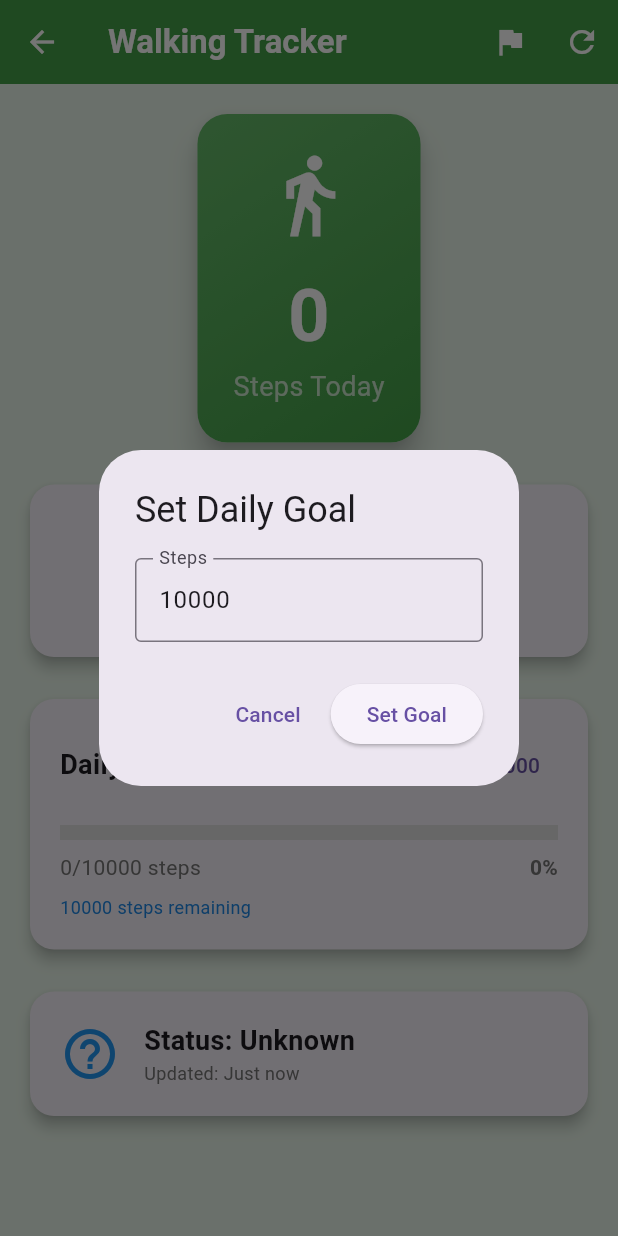
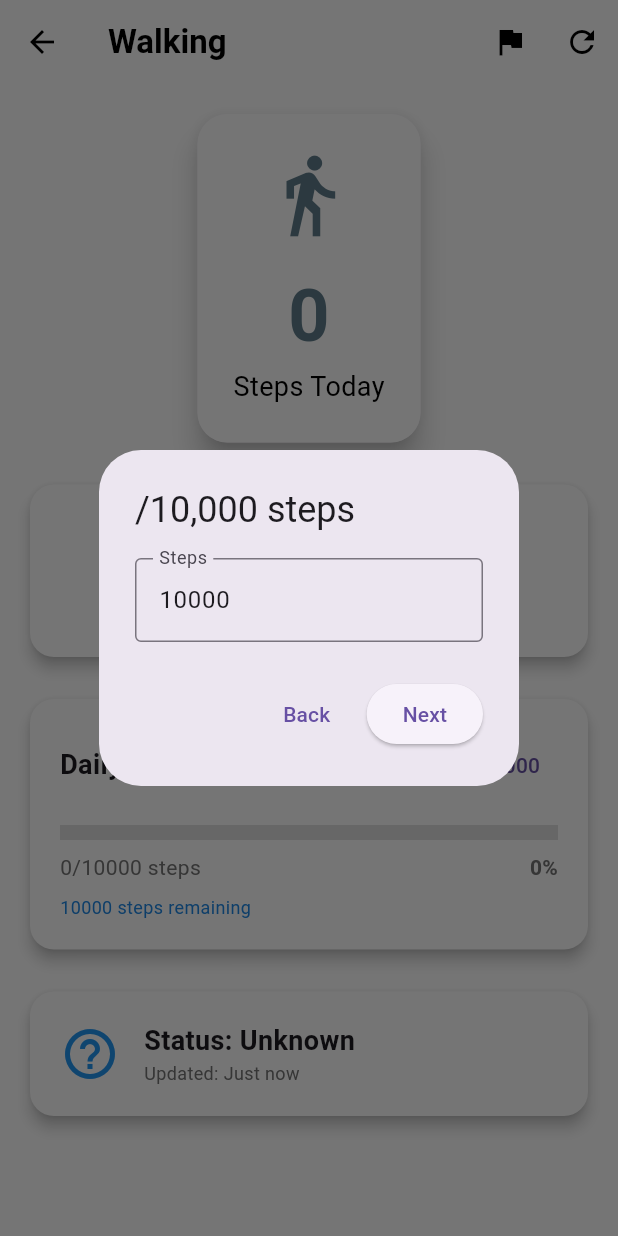
Before and after one commit to Dhinesh-13/Life_Lift, a Flutter app: the WalkingScreen screen opened directly, after a tap on the "flag" icon, on a phone screen of 412 x 824 dp. Run offline on Flutter 3.47's test engine with Material 3 defaults, Android fonts, the light colour scheme and no system bars; our stand-ins replace dartz, equatable, flutter_bloc, flutter_dotenv, flutter_gemini, go_router and 5 more; accounts and stored records are empty.

Commit message:
App theme change

```diff
--- a/lib/presentation/dashboard/views/dashboard_screen.dart
+++ b/lib/presentation/dashboard/views/dashboard_screen.dart
@@ -23,6 +23,8 @@ class _DashboardScreenState extends State<DashboardScreen> {
     return Scaffold(
        body: _screens[_currentIndex],
       bottomNavigationBar: BottomNavigationBar(
+          backgroundColor: Colors.white,
+          selectedItemColor: Colors.black,
         currentIndex: _currentIndex,
         onTap: (index) {
           setState(() {
@@ -31,8 +33,11 @@ class _DashboardScreenState extends State<DashboardScreen> {
         },
         items: [
           BottomNavigationBarItem(
+
+
             icon: Icon(Icons.home),
             label: 'Home',
+
           ),
           BottomNavigationBarItem(
             icon: Icon(Icons.connect_without_contact_sharp),
--- a/lib/presentation/dashboard/views/walking_screen.dart
+++ b/lib/presentation/dashboard/views/walking_screen.dart
@@ -4,6 +4,8 @@ import 'package:flutter_bloc/flutter_bloc.dart';
 import 'package:lift_life/presentation/dashboard/cubit/step_count_cubit.dart';
 import 'package:pedometer/pedometer.dart';
 import 'package:permission_handler/permission_handler.dart';
+import 'package:lift_life/helper/ColorHelper.dart';
+import 'package:lift_life/helper/TextHelper.dart';
 
 class WalkingScreen extends StatefulWidget {
   const WalkingScreen({super.key});
@@ -12,7 +14,8 @@ class WalkingScreen extends StatefulWidget {
   State<WalkingScreen> createState() => _WalkingScreenState();
 }
 
-class _WalkingScreenState extends State<WalkingScreen> with WidgetsBindingObserver {
+class _WalkingScreenState extends State<WalkingScreen>
+    with WidgetsBindingObserver {
   StreamSubscription<StepCount>? _stepCountSubscription;
   StreamSubscription<PedestrianStatus>? _pedestrianStatusSubscription;
   bool _isPermissionGranted = false;
@@ -95,21 +98,31 @@ class _WalkingScreenState extends State<WalkingScreen> with WidgetsBindingObserv
       context: context,
       barrierDismissible: false,
       builder: (context) => AlertDialog(
-        title: const Text('Permission Required'),
-        content: const Text(
+        title: Text(
+          TextHelper.error,
+          style: const TextStyle(fontFamily: 'Roboto'),
+        ),
+        content: Text(
           'This app needs activity recognition permission to count your steps. Please grant permission in settings.',
+          style: const TextStyle(fontFamily: 'Roboto'),
         ),
         actions: [
           TextButton(
             onPressed: () => Navigator.pop(context),
-            child: const Text('Cancel'),
+            child: Text(
+              TextHelper.back,
+              style: const TextStyle(fontFamily: 'Roboto'),
+            ),
           ),
           ElevatedButton(
             onPressed: () async {
               Navigator.pop(context);
               await openAppSettings();
             },
-            child: const Text('Open Settings'),
+            child: Text(
+              TextHelper.next,
+              style: const TextStyle(fontFamily: 'Roboto'),
+            ),
           ),
         ],
       ),
@@ -124,7 +137,10 @@ class _WalkingScreenState extends State<WalkingScreen> with WidgetsBindingObserv
     showDialog(
       context: context,
       builder: (context) => AlertDialog(
-        title: const Text('Set Daily Goal'),
+        title: Text(
+          TextHelper.stepsGoal,
+          style: const TextStyle(fontFamily: 'Roboto'),
+        ),
         content: TextField(
           controller: controller,
           keyboardType: TextInputType.number,
@@ -136,7 +152,10 @@ class _WalkingScreenState extends State<WalkingScreen> with WidgetsBindingObserv
         actions: [
           TextButton(
             onPressed: () => Navigator.pop(context),
-            child: const Text('Cancel'),
+            child: Text(
+              TextHelper.back,
+              style: const TextStyle(fontFamily: 'Roboto'),
+            ),
           ),
           ElevatedButton(
             onPressed: () {
@@ -146,7 +165,10 @@ class _WalkingScreenState extends State<WalkingScreen> with WidgetsBindingObserv
                 Navigator.pop(context);
               }
             },
-            child: const Text('Set Goal'),
+            child: Text(
+              TextHelper.next,
+              style: const TextStyle(fontFamily: 'Roboto'),
+            ),
           ),
         ],
       ),
@@ -156,19 +178,27 @@ class _WalkingScreenState extends State<WalkingScreen> with WidgetsBindingObserv
   @override
   Widget build(BuildContext context) {
     return Scaffold(
-      backgroundColor: Colors.green[50],
+      backgroundColor: Colors.white,
+
       appBar: AppBar(
-        title: const Text(
-          'Walking Tracker',
-          style: TextStyle(color: Colors.white, fontWeight: FontWeight.bold),
+        backgroundColor: Colors.white, // Optional: sets background white
+        foregroundColor: Colors.black, // Sets back arrow and title color
+        title: Text(
+          TextHelper.walking,
+          style: const TextStyle(
+            color: Colors.black,
+            fontWeight: FontWeight.bold,
+            fontFamily: 'Roboto',
+          ),
         ),
-        backgroundColor: Colors.green[600],
-        iconTheme: const IconThemeData(color: Colors.white),
+        iconTheme: const IconThemeData(
+          color: Colors.black,
+        ), // Makes flag & refresh icons black
         actions: [
           IconButton(
             onPressed: _showGoalDialog,
             icon: const Icon(Icons.flag),
-            tooltip: 'Set Goal',
+            tooltip: TextHelper.stepsGoal,
           ),
           IconButton(
             onPressed: () {
@@ -194,6 +224,7 @@ class _WalkingScreenState extends State<WalkingScreen> with WidgetsBindingObserv
               await _initPedometer();
             },
             child: SingleChildScrollView(
+
               physics: const AlwaysScrollableScrollPhysics(),
               padding: const EdgeInsets.all(16),
               child: Column(
@@ -205,7 +236,7 @@ class _WalkingScreenState extends State<WalkingScreen> with WidgetsBindingObserv
                       padding: const EdgeInsets.all(12),
                       margin: const EdgeInsets.only(bottom: 16),
                       decoration: BoxDecoration(
-                        color: Colors.red.shade100,
+                        color: Colors.white,
                         borderRadius: BorderRadius.circular(8),
                         border: Border.all(color: Colors.red.shade300),
                       ),
@@ -239,18 +270,21 @@ class _WalkingScreenState extends State<WalkingScreen> with WidgetsBindingObserv
                       padding: const EdgeInsets.all(24),
                       decoration: BoxDecoration(
                         borderRadius: BorderRadius.circular(20),
-                        gradient: LinearGradient(
-                          colors: [Colors.green[400]!, Colors.green[600]!],
-                          begin: Alignment.topLeft,
-                          end: Alignment.bottomRight,
-                        ),
+                        color: Colors.white
+                        // gradient: LinearGradient(
+                        //   colors: [Colors.green[400]!, Colors.green[600]!],
+                        //   begin: Alignment.topLeft,
+                        //   end: Alignment.bottomRight,
+                        // ),
                       ),
                       child: Column(
                         children: [
                           Icon(
-                            state.goalReached ? Icons.emoji_events : Icons.directions_walk,
+                            state.goalReached
+                                ? Icons.emoji_events
+                                : Icons.directions_walk,
                             size: 60,
-                            color: Colors.white,
+                            color: Colors.blueGrey,
                           ),
                           const SizedBox(height: 16),
                           Text(
@@ -258,14 +292,16 @@ class _WalkingScreenState extends State<WalkingScreen> with WidgetsBindingObserv
                             style: const TextStyle(
                               fontSize: 48,
                               fontWeight: FontWeight.bold,
-                              color: Colors.white,
+                              color: Colors.blueGrey ,
                             ),
                           ),
                           Text(
-                            state.goalReached ? 'Goal Reached! 🎉' : 'Steps Today',
+                            state.goalReached
+                                ? 'Goal Reached! 🎉'
+                                : 'Steps Today',
                             style: const TextStyle(
                               fontSize: 18,
-                              color: Colors.white70,
+                              color: Colors.black,
                             ),
                           ),
                         ],
@@ -300,6 +336,7 @@ class _WalkingScreenState extends State<WalkingScreen> with WidgetsBindingObserv
 
                   // Goal Progress
                   Card(
+                    color: Colors.white,
                     elevation: 4,
                     shape: RoundedRectangleBorder(
                       borderRadius: BorderRadius.circular(16),
@@ -330,7 +367,9 @@ class _WalkingScreenState extends State<WalkingScreen> with WidgetsBindingObserv
                             value: state.progressPercentage,
                             backgroundColor: Colors.grey[300],
                             valueColor: AlwaysStoppedAnimation<Color>(
-                              state.goalReached ? Colors.green[600]! : Colors.blue[600]!,
+                              state.goalReached
+                                  ? Colors.green[600]!
+                                  : Colors.blue[600]!,
                             ),
                             minHeight: 10,
                           ),
@@ -374,6 +413,7 @@ class _WalkingScreenState extends State<WalkingScreen> with WidgetsBindingObserv
 
                   // Pedestrian Status and Last Updated
                   Card(
+                    color: Colors.white,
                     elevation: 4,
                     shape: RoundedRectangleBorder(
                       borderRadius: BorderRadius.circular(16),
@@ -433,26 +473,19 @@ class _WalkingScreenState extends State<WalkingScreen> with WidgetsBindingObserv
         child: Column(
           mainAxisAlignment: MainAxisAlignment.center,
           children: [
-            Icon(
-              Icons.security,
-              size: 80,
-              color: Colors.grey[400],
-            ),
+            Icon(Icons.security, size: 80, color: Colors.grey[400]),
             const SizedBox(height: 24),
             Text(
               'Permission Required',
-              style: Theme.of(context).textTheme.headlineSmall?.copyWith(
-                fontWeight: FontWeight.bold,
-              ),
+              style: Theme.of(
+                context,
+              ).textTheme.headlineSmall?.copyWith(fontWeight: FontWeight.bold),
             ),
             const SizedBox(height: 16),
             Text(
               'This app needs activity recognition permission to track your steps accurately.',
               textAlign: TextAlign.center,
-              style: TextStyle(
-                color: Colors.grey[600],
-                fontSize: 16,
-              ),
+              style: TextStyle(color: Colors.grey[600], fontSize: 16),
             ),
             const SizedBox(height: 32),
             ElevatedButton.icon(
@@ -474,35 +507,30 @@ class _WalkingScreenState extends State<WalkingScreen> with WidgetsBindingObserv
     );
   }
 
-  Widget _buildStatCard(String title, String value, IconData icon, Color color) {
+  Widget _buildStatCard(
+    String title,
+    String value,
+    IconData icon,
+    Color color,
+  ) {
     return Card(
       elevation: 4,
-      shape: RoundedRectangleBorder(
-        borderRadius: BorderRadius.circular(16),
-      ),
+      color: Colors.white,
+      shape: RoundedRectangleBorder(borderRadius: BorderRadius.circular(16)),
       child: Padding(
+
         padding: const EdgeInsets.all(16),
         child: Column(
           children: [
-            Icon(
-              icon,
-              size: 32,
-              color: color,
-            ),
+            Icon(icon, size: 32, color: color),
             const SizedBox(height: 8),
             Text(
               value,
-              style: const TextStyle(
-                fontSize: 18,
-                fontWeight: FontWeight.bold,
-              ),
+              style: const TextStyle(fontSize: 18, fontWeight: FontWeight.bold),
             ),
             Text(
               title,
-              style: TextStyle(
-                fontSize: 12,
-                color: Colors.grey[600],
-              ),
+              style: TextStyle(fontSize: 12, color: Colors.grey[600]),
             ),
           ],
         ),
--- a/pubspec.yaml
+++ b/pubspec.yaml
@@ -48,6 +48,7 @@ dependencies:
   permission_handler: ^11.0.1
   get_it: ^7.6.0
   equatable: ^2.0.7
+  json_annotation: ^4.9.0
 
 dev_dependencies:
 
```
Also changed, not shown: lib/presentation/dashboard/views/active_screen.dart (+43 -49 lines), lib/presentation/dashboard/views/caloriesTracker_screen.dart (+96 -47 lines), lib/presentation/dashboard/views/cycling_screen.dart (+16 -9 lines), lib/presentation/dashboard/views/gym_screen.dart (+22 -16 lines), lib/service/food_services.dart (+197 -36 lines), lib/presentation/dashboard/widgets/CalorieProgressWidget.dart (deleted), pubspec.lock, 1 other file.
